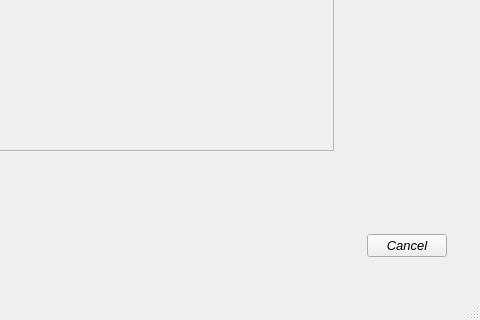
The window that geoTOPSIS.ui (gmassei/VectorMCDA) describes before a commit, drawn with Qt 5; both pictures show x 213 to 693 and y 337 to 657 of the 693 by 657 pixel window.
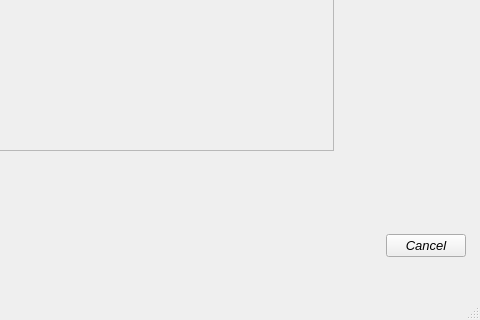
The same window after the commit. The open tabs and pages were chosen to show the change.

```diff
--- a/geoTOPSIS.ui
+++ b/geoTOPSIS.ui
@@ -496,8 +496,8 @@
        <rect>
         <x>0</x>
         <y>0</y>
-        <width>98</width>
-        <height>28</height>
+        <width>675</width>
+        <height>579</height>
        </rect>
       </property>
       <attribute name="label">
@@ -596,12 +596,24 @@
       <widget class="QDialogButtonBox" name="AnlsBtnBox">
        <property name="geometry">
         <rect>
-         <x>565</x>
+         <x>560</x>
          <y>504</y>
-         <width>86</width>
+         <width>110</width>
          <height>23</height>
         </rect>
        </property>
+       <property name="sizePolicy">
+        <sizepolicy hsizetype="Preferred" vsizetype="Fixed">
+         <horstretch>0</horstretch>
+         <verstretch>0</verstretch>
+        </sizepolicy>
+       </property>
+       <property name="maximumSize">
+        <size>
+         <width>110</width>
+         <height>16777215</height>
+        </size>
+       </property>
        <property name="standardButtons">
         <set>QDialogButtonBox::Cancel</set>
        </property>
```
Left out of the diff: 2 changed lines with no effect on the pictures.
